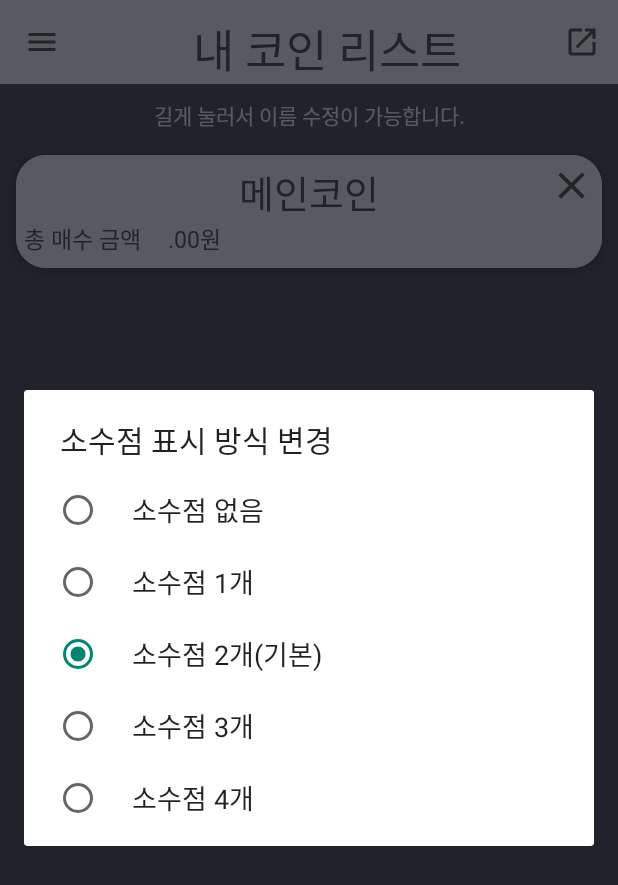
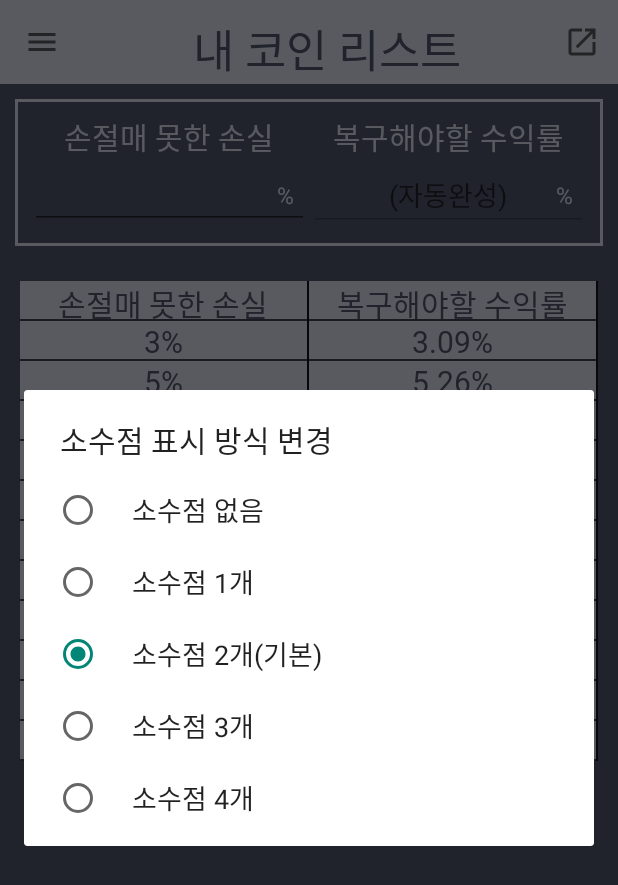
Before and after one commit to jmseb3/app_coin, an Android app: the screen it shows after launch (MainActivity), in the side drawer, after a tap on "소수점 표시 형식 변경", on a phone screen of 412 x 824 dp. Shown: the top 885 px of the screen. Run offline under Robolectric (Android 15) with nearby library versions, the phone set to English and light mode, and no system bars; our stand-ins replace AdMob, Room's generated code; 4 statements that could not run were skipped.

Commit message:
원금복구표추가
원금복구표추가

```diff
--- a/coin/app/build.gradle
+++ b/coin/app/build.gradle
@@ -12,8 +12,8 @@ android {
         applicationId "com.wonddak.coinaverage"
         minSdkVersion 24
         targetSdkVersion 30
-        versionCode 9
-        versionName "3.2"
+        versionCode 10
+        versionName "3.3"
 
         testInstrumentationRunner "androidx.test.runner.AndroidJUnitRunner"
     }
@@ -52,6 +52,7 @@ dependencies {
     testImplementation 'junit:junit:4.+'
     androidTestImplementation 'androidx.test.ext:junit:1.1.2'
     androidTestImplementation 'androidx.test.espresso:espresso-core:3.3.0'
+    implementation "org.jetbrains.kotlin:kotlin-stdlib-jdk7:$kotlin_version"
 
     implementation 'androidx.recyclerview:recyclerview:1.2.0'
     implementation "androidx.cardview:cardview:1.0.0"
--- a/coin/app/src/main/java/com/wonddak/coinaverage/SplashActivity.kt
+++ b/coin/app/src/main/java/com/wonddak/coinaverage/SplashActivity.kt
@@ -4,6 +4,7 @@ import android.content.Intent
 import androidx.appcompat.app.AppCompatActivity
 import android.os.Bundle
 import android.os.Handler
+import android.os.Looper
 import com.wonddak.coinaverage.databinding.ActivitySplashBinding
 
 class SplashActivity : AppCompatActivity() {
@@ -15,7 +16,7 @@ class SplashActivity : AppCompatActivity() {
         super.onCreate(savedInstanceState)
         setContentView(binding.root)
 
-        Handler().postDelayed({
+        Handler(Looper.getMainLooper()).postDelayed({
             // This method will be executed once the timer is over
             // Start your app main activity
 
--- /dev/null
+++ b/coin/app/src/main/res/drawable/ic_baseline_bar_chart_24.xml
@@ -0,0 +1,10 @@
+<vector xmlns:android="http://schemas.android.com/apk/res/android"
+    android:width="24dp"
+    android:height="24dp"
+    android:viewportWidth="24"
+    android:viewportHeight="24"
+    android:tint="?attr/colorControlNormal">
+  <path
+      android:fillColor="@android:color/white"
+      android:pathData="M5,9.2h3L8,19L5,19zM10.6,5h2.8v14h-2.8zM16.2,13L19,13v6h-2.8z"/>
+</vector>
--- a/coin/app/src/main/res/layout/activity_splash.xml
+++ b/coin/app/src/main/res/layout/activity_splash.xml
@@ -7,6 +7,7 @@
     android:layout_height="match_parent"
     android:background="@color/match2"
     android:orientation="vertical">
+
 
     <ImageView
         android:id="@+id/imageView"
--- /dev/null
+++ b/coin/app/src/main/res/layout/fragment_graph.xml
@@ -0,0 +1,162 @@
+<?xml version="1.0" encoding="utf-8"?>
+<RelativeLayout xmlns:android="http://schemas.android.com/apk/res/android"
+    xmlns:app="http://schemas.android.com/apk/res-auto"
+    xmlns:tools="http://schemas.android.com/tools"
+    android:layout_width="match_parent"
+    android:layout_height="match_parent"
+    android:background="@color/match2"
+    android:orientation="vertical"
+    tools:context=".GraphFragment">
+
+
+    <RelativeLayout
+        android:id="@+id/caculate_area"
+        android:layout_width="match_parent"
+        android:layout_height="wrap_content"
+        android:layout_alignParentTop="true"
+        android:layout_margin="10dp"
+        android:orientation="vertical">
+
+        <LinearLayout
+            android:layout_width="match_parent"
+            android:layout_height="wrap_content"
+            android:background="@drawable/solid_layout"
+            android:orientation="vertical"
+            android:padding="10dp"
+            android:weightSum="2">
+
+            <LinearLayout
+                android:layout_width="match_parent"
+                android:layout_height="wrap_content"
+                android:orientation="horizontal"
+                android:weightSum="2">
+
+                <TextView
+                    android:layout_width="match_parent"
+                    android:layout_height="wrap_content"
+                    android:layout_weight="1"
+                    android:fontFamily="@font/maple"
+                    android:gravity="center"
+                    android:text="손절매 못한 손실"
+                    android:textColor="@color/match1"
+                    android:textSize="20sp" />
+
+                <TextView
+                    android:layout_width="match_parent"
+                    android:layout_height="wrap_content"
+                    android:layout_weight="1"
+                    android:fontFamily="@font/maple"
+                    android:gravity="center"
+                    android:text="복구해야할 수익률"
+                    android:textColor="@color/match1"
+                    android:textSize="20sp" />
+
+
+            </LinearLayout>
+
+            <LinearLayout
+                android:layout_width="match_parent"
+                android:layout_height="wrap_content"
+                android:orientation="horizontal"
+                android:weightSum="2">
+
+                <RelativeLayout
+                    android:layout_width="wrap_content"
+                    android:layout_height="wrap_content"
+                    android:layout_weight="1">
+
+                    <EditText
+                        android:id="@+id/input"
+                        android:layout_width="match_parent"
+                        android:layout_height="wrap_content"
+                        android:descendantFocusability="beforeDescendants"
+                        android:digits="0123456789."
+                        android:focusable="true"
+                        android:focusableInTouchMode="true"
+                        android:gravity="center"
+                        android:imeOptions="actionDone"
+                        android:inputType="number"
+                        android:lines="1"
+                        android:selectAllOnFocus="true"
+                        android:singleLine="true"
+                        android:textColor="@color/match1" />
+
+                    <TextView
+                        android:layout_width="wrap_content"
+                        android:layout_height="wrap_content"
+                        android:layout_alignParentRight="true"
+                        android:layout_centerInParent="true"
+                        android:layout_marginRight="10dp"
+                        android:text="%"
+                        android:textColor="@color/match1"
+                        android:textSize="15sp">
+
+                    </TextView>
+
+                </RelativeLayout>
+
+                <RelativeLayout
+                    android:layout_width="wrap_content"
+                    android:layout_height="wrap_content"
+                    android:layout_weight="1">
+
+
+                    <EditText
+                        android:id="@+id/output"
+                        android:layout_width="match_parent"
+                        android:layout_height="wrap_content"
+                        android:enabled="false"
+                        android:fontFamily="@font/maple"
+                        android:gravity="center"
+                        android:hint="(자동완성)"
+                        android:imeOptions="actionDone"
+                        android:inputType="number"
+                        android:lines="1"
+                        android:selectAllOnFocus="true"
+                        android:singleLine="true"
+                        android:textColor="@color/match1" />
+
+                    <TextView
+                        android:layout_width="wrap_content"
+                        android:layout_height="wrap_content"
+                        android:layout_alignParentRight="true"
+                        android:layout_centerInParent="true"
+                        android:layout_marginRight="10dp"
+                        android:text="%"
+                        android:textColor="@color/match1"
+                        android:textSize="15sp">
+
+                    </TextView>
+                </RelativeLayout>
+
+
+            </LinearLayout>
+
+
+        </LinearLayout>
+
+
+    </RelativeLayout>
+
+    <ScrollView
+        android:id="@+id/scrollgra"
+        android:layout_width="match_parent"
+        android:layout_height="match_parent"
+        android:layout_below="@+id/caculate_area"
+        android:layout_alignParentBottom="true">
+
+        <androidx.recyclerview.widget.RecyclerView
+
+            android:id="@+id/Graph"
+            android:layout_width="match_parent"
+            android:layout_height="wrap_content"
+            android:layout_margin="10dp"
+            android:padding="3dp"
+            app:layoutManager="androidx.recyclerview.widget.GridLayoutManager"
+            app:spanCount="2"
+            tools:itemCount="24"
+            tools:listitem="@layout/item_graph" />
+    </ScrollView>
+
+
+</RelativeLayout>
--- /dev/null
+++ b/coin/app/src/main/res/layout/item_graph.xml
@@ -0,0 +1,23 @@
+<?xml version="1.0" encoding="utf-8"?>
+<LinearLayout xmlns:android="http://schemas.android.com/apk/res/android"
+    android:id="@+id/item"
+    android:layout_width="match_parent"
+    android:layout_height="25dp"
+    android:focusable="false"
+    android:gravity="center"
+    android:focusableInTouchMode="false"
+    android:background="@color/match1"
+    android:orientation="vertical">
+
+    <TextView
+        android:layout_width="match_parent"
+        android:layout_height="wrap_content"
+        android:id="@+id/item_text"
+        android:fontFamily="@font/maplestory"
+        android:textColor="@color/match2"
+        android:textSize="20sp"
+        android:gravity="center"
+        android:text="테스트"/>
+
+
+</LinearLayout>
--- a/coin/app/src/main/res/menu/main_navigtionmenu.xml
+++ b/coin/app/src/main/res/menu/main_navigtionmenu.xml
@@ -13,6 +13,10 @@
                 android:id="@+id/nav_list"
                 android:icon="@drawable/ic_baseline_format_list_numbered_24"
                 android:title="저장 목록" />
+            <item
+                android:id="@+id/nav_graph"
+                android:icon="@drawable/ic_baseline_bar_chart_24"
+                android:title="손절% 복구표" />
             <item
                 android:id="@+id/nav_setting"
                 android:icon="@drawable/ic_baseline_settings_24"
--- a/coin/app/src/main/res/menu/main_toolbar2.xml
+++ /dev/null
@@ -1,6 +0,0 @@
-<?xml version="1.0" encoding="utf-8"?>
-<menu xmlns:android="http://schemas.android.com/apk/res/android"
-    xmlns:app="http://schemas.android.com/apk/res-auto">
-
-
-</menu>
```
Also changed, not shown: coin/app/src/main/java/com/wonddak/coinaverage/GraphFragment.kt (added, +102 -0 lines), coin/app/src/main/java/com/wonddak/coinaverage/GraphRecyclerAdaper.kt (added, +41 -0 lines), coin/app/src/main/java/com/wonddak/coinaverage/MainActivity.kt (+6 -5 lines).
